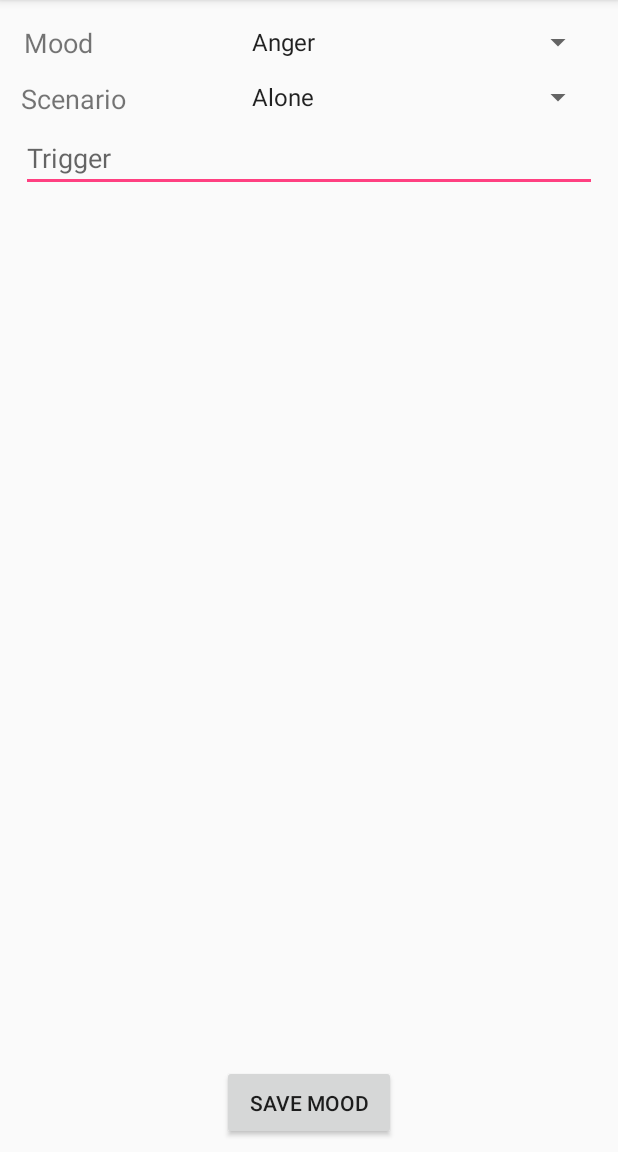
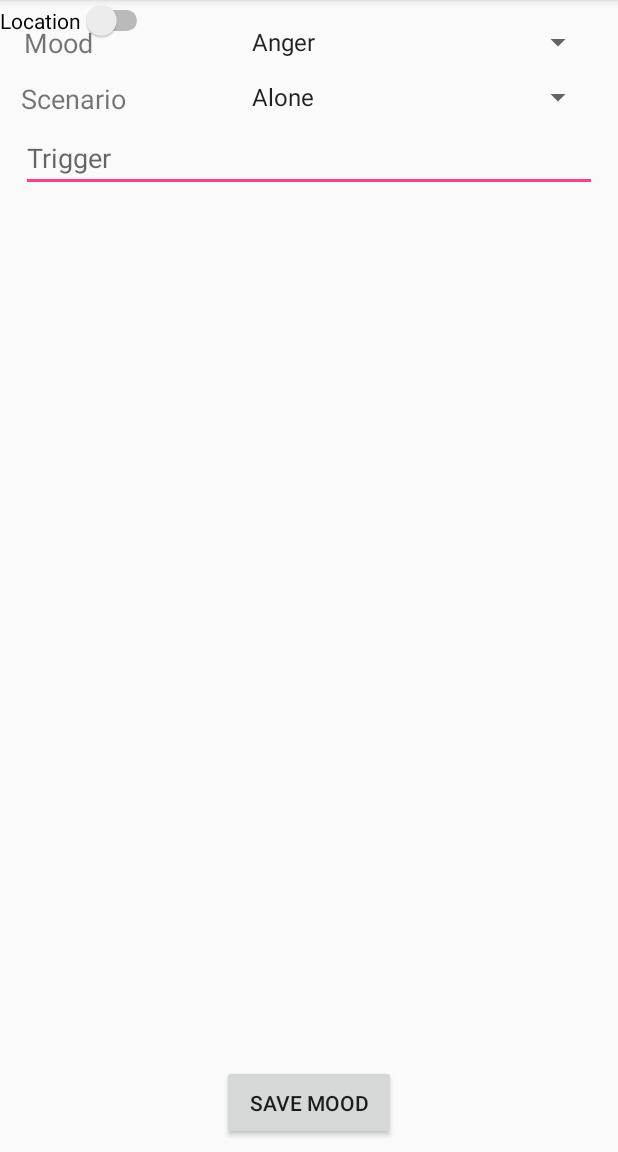
Before and after one commit to nemuelle/InTheMood, an Android app: the addEditMood screen opened directly, with no data from a screen before it, on a phone screen of 412 x 824 dp, the part 84-1236 px from its top. Run offline under Robolectric (Android 15) with nearby library versions, the light colour scheme and no system bars.

Commit message:
add Switch to layout

```diff
--- a/InTheMood/app/src/main/res/layout/activity_add_edit_mood.xml
+++ b/InTheMood/app/src/main/res/layout/activity_add_edit_mood.xml
@@ -128,4 +128,14 @@
         tools:layout_constraintLeft_creator="1"
         android:layout_marginBottom="39dp"
         app:layout_constraintLeft_toLeftOf="@+id/addEditMoodSaveButton" />
+
+    <Switch
+        android:id="@+id/locationSwitch"
+        android:layout_width="wrap_content"
+        android:layout_height="wrap_content"
+        android:checked="false"
+        android:text="Location"
+        tools:checked="false"
+        tools:layout_editor_absoluteX="16dp"
+        tools:layout_editor_absoluteY="144dp" />
 </android.support.constraint.ConstraintLayout>
```
